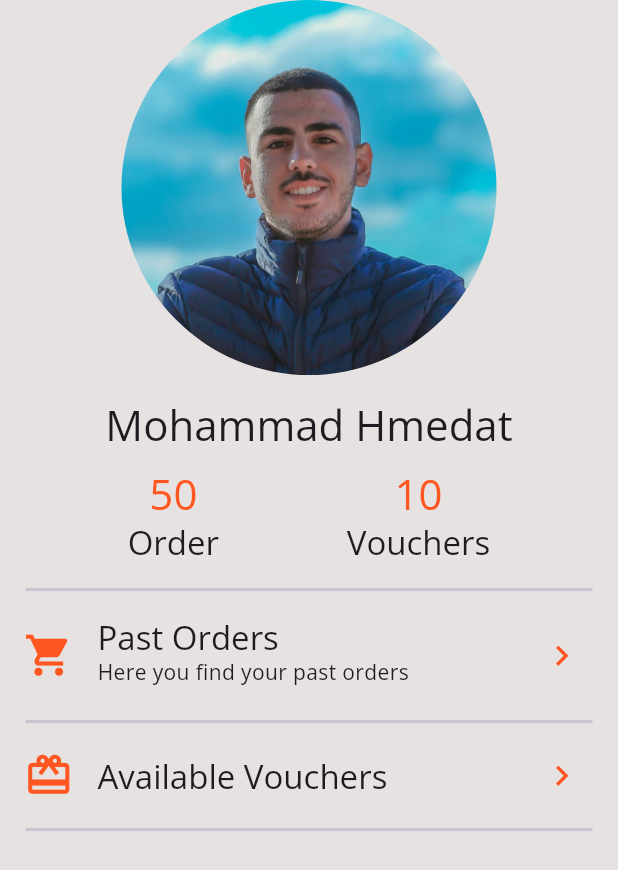
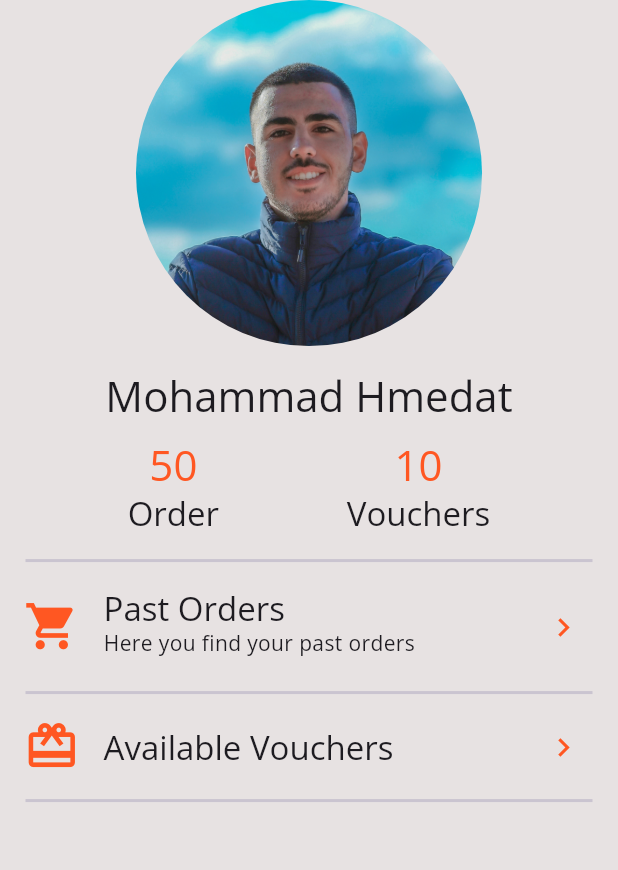
Before and after one commit to MohammadHumedat/Delifood-Application, a Flutter app: the AccountPage widget shown alone on an empty page, opened directly, on a phone screen of 412 x 824 dp. Shown: the top 870 px of the screen. Run offline on Flutter 3.47's test engine with Material 3 defaults, Android fonts, the phone set to English and light mode, and no system bars; network calls fail.

Commit message:
working on media quiery and layout widgit

```diff
--- a/lib/main.dart
+++ b/lib/main.dart
@@ -1,7 +1,11 @@
 import 'package:flutter/material.dart';
+import 'package:flutter/services.dart';
 import 'package:food_delivery/pages/bottom_navigation_bar.dart';
 
 void main() {
+  WidgetsFlutterBinding.ensureInitialized();
+  SystemChrome.setPreferredOrientations(
+      [DeviceOrientation.portraitUp, DeviceOrientation.portraitDown]);
   runApp(const MyApp());
 }
 
--- a/lib/pages/account_page.dart
+++ b/lib/pages/account_page.dart
@@ -30,7 +30,7 @@ class AccountPage extends StatelessWidget {
       title: Text(title, style: Theme.of(context).textTheme.titleLarge),
       leading: Icon(
         icon,
-        size: 33,
+        size: MediaQuery.of(context).size.height * 0.045,
         color: Colors.deepOrange,
       ),
       subtitle: subtitle != null
@@ -39,9 +39,9 @@ class AccountPage extends StatelessWidget {
               style: Theme.of(context).textTheme.bodyMedium,
             )
           : null,
-      trailing: const Icon(
+      trailing: Icon(
         Icons.chevron_right,
-        size: 27,
+        size: MediaQuery.of(context).size.height * 0.03,
         color: Colors.deepOrange,
       ),
       onTap: () {},
@@ -58,10 +58,11 @@ class AccountPage extends StatelessWidget {
 
   @override
   Widget build(BuildContext context) {
+    final size = MediaQuery.of(context).size;
     return Column(
       children: [
         Container(
-          height: 250,
+          height: size.height * 0.28,
           decoration: const BoxDecoration(
             shape: BoxShape.circle,
             image: DecorationImage(
```
Also changed, not shown: lib/pages/favorite_page.dart (+8 -4 lines), lib/pages/home_page.dart (+9 -5 lines), lib/widget/food_grid_item.dart (+26 -11 lines), pubspec.yaml (+5 -11 lines).
